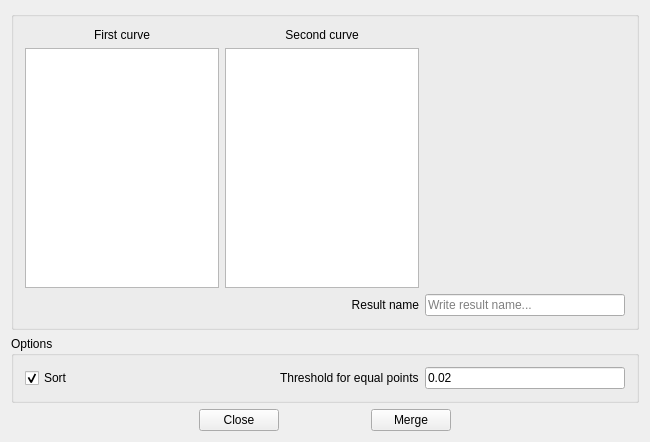
This is curve/mergepointcloudsdialog.ui in SoloMainDeveloper/TurbineQC as Qt 5 draws it before an edit. The edited form follows.
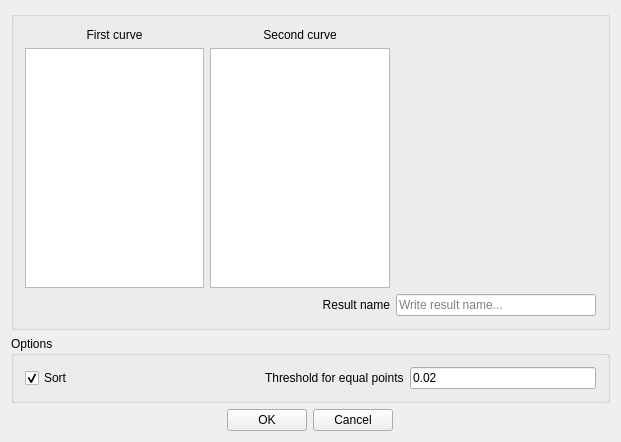
This is the edited form.

What changed in the file:
```diff
--- a/curve/mergepointcloudsdialog.ui
+++ b/curve/mergepointcloudsdialog.ui
@@ -6,7 +6,7 @@
    <rect>
     <x>0</x>
     <y>0</y>
-    <width>650</width>
+    <width>621</width>
     <height>440</height>
    </rect>
   </property>
@@ -15,78 +15,29 @@
   </property>
   <layout class="QGridLayout" name="gridLayout">
    <item row="4" column="3">
-    <widget class="QPushButton" name="mergeBtn">
-     <property name="focusPolicy">
-      <enum>Qt::NoFocus</enum>
+    <spacer name="horizontalSpacer_4">
+     <property name="orientation">
+      <enum>Qt::Horizontal</enum>
      </property>
-     <property name="text">
-      <string>Merge</string>
+     <property name="sizeHint" stdset="0">
+      <size>
+       <width>40</width>
+       <height>20</height>
+      </size>
      </property>
-    </widget>
+    </spacer>
    </item>
    <item row="4" column="1">
-    <widget class="QPushButton" name="closeBtn">
+    <widget class="QPushButton" name="mergeBtn">
      <property name="focusPolicy">
       <enum>Qt::NoFocus</enum>
      </property>
      <property name="text">
-      <string>Close</string>
+      <string>OK</string>
      </property>
     </widget>
    </item>
-   <item row="3" column="0" colspan="5">
-    <widget class="QGroupBox" name="groupBoxOptions">
-     <property name="title">
-      <string>Options</string>
-     </property>
-     <layout class="QGridLayout" name="gridLayout_2">
-      <item row="0" column="2">
-       <widget class="QLabel" name="labelThresholdForEqualPoints">
-        <property name="text">
-         <string>Threshold for equal points</string>
-        </property>
-       </widget>
-      </item>
-      <item row="0" column="0">
-       <widget class="QCheckBox" name="needSortedCheckBox">
-        <property name="focusPolicy">
-         <enum>Qt::ClickFocus</enum>
-        </property>
-        <property name="text">
-         <string>Sort</string>
-        </property>
-        <property name="checked">
-         <bool>true</bool>
-        </property>
-       </widget>
-      </item>
-      <item row="0" column="3">
-       <widget class="QLineEdit" name="threshold">
-        <property name="focusPolicy">
-         <enum>Qt::ClickFocus</enum>
-        </property>
-        <property name="text">
-         <string>0.02</string>
-        </property>
-       </widget>
-      </item>
-      <item row="0" column="1">
-       <spacer name="horizontalSpacer">
-        <property name="orientation">
-         <enum>Qt::Horizontal</enum>
-        </property>
-        <property name="sizeHint" stdset="0">
-         <size>
-          <width>40</width>
-          <height>20</height>
-         </size>
-        </property>
-       </spacer>
-      </item>
-     </layout>
-    </widget>
-   </item>
-   <item row="0" column="0" colspan="5">
+   <item row="0" column="0" colspan="4">
     <widget class="QGroupBox" name="groupBoxFindCurves">
      <property name="title">
       <string/>
@@ -164,22 +115,6 @@
      </layout>
     </widget>
    </item>
-   <item row="4" column="2">
-    <spacer name="horizontalSpacer_2">
-     <property name="orientation">
-      <enum>Qt::Horizontal</enum>
-     </property>
-     <property name="sizeType">
-      <enum>QSizePolicy::Fixed</enum>
-     </property>
-     <property name="sizeHint" stdset="0">
-      <size>
-       <width>80</width>
-       <height>20</height>
-      </size>
-     </property>
-    </spacer>
-   </item>
    <item row="4" column="0">
     <spacer name="horizontalSpacer_3">
      <property name="orientation">
@@ -193,18 +128,67 @@
      </property>
     </spacer>
    </item>
-   <item row="4" column="4">
-    <spacer name="horizontalSpacer_4">
-     <property name="orientation">
-      <enum>Qt::Horizontal</enum>
+   <item row="4" column="2">
+    <widget class="QPushButton" name="closeBtn">
+     <property name="focusPolicy">
+      <enum>Qt::NoFocus</enum>
      </property>
-     <property name="sizeHint" stdset="0">
-      <size>
-       <width>40</width>
-       <height>20</height>
-      </size>
+     <property name="text">
+      <string>Cancel</string>
      </property>
-    </spacer>
+    </widget>
+   </item>
+   <item row="3" column="0" colspan="4">
+    <widget class="QGroupBox" name="groupBoxOptions">
+     <property name="title">
+      <string>Options</string>
+     </property>
+     <layout class="QGridLayout" name="gridLayout_2">
+      <item row="0" column="2">
+       <widget class="QLabel" name="labelThresholdForEqualPoints">
+        <property name="text">
+         <string>Threshold for equal points</string>
+        </property>
+       </widget>
+      </item>
+      <item row="0" column="0">
+       <widget class="QCheckBox" name="needSortedCheckBox">
+        <property name="focusPolicy">
+         <enum>Qt::ClickFocus</enum>
+        </property>
+        <property name="text">
+         <string>Sort</string>
+        </property>
+        <property name="checked">
+         <bool>true</bool>
+        </property>
+       </widget>
+      </item>
+      <item row="0" column="3">
+       <widget class="QLineEdit" name="threshold">
+        <property name="focusPolicy">
+         <enum>Qt::ClickFocus</enum>
+        </property>
+        <property name="text">
+         <string>0.02</string>
+        </property>
+       </widget>
+      </item>
+      <item row="0" column="1">
+       <spacer name="horizontalSpacer">
+        <property name="orientation">
+         <enum>Qt::Horizontal</enum>
+        </property>
+        <property name="sizeHint" stdset="0">
+         <size>
+          <width>40</width>
+          <height>20</height>
+         </size>
+        </property>
+       </spacer>
+      </item>
+     </layout>
+    </widget>
    </item>
   </layout>
  </widget>
```
